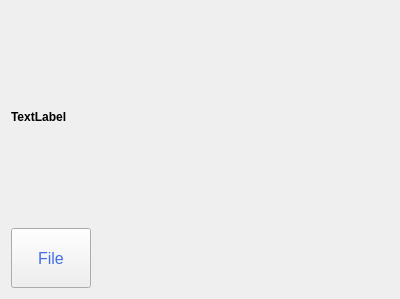
Before: the Qt Designer form UI/file.ui in jack41402/Networking-Final, drawn with Qt 5.
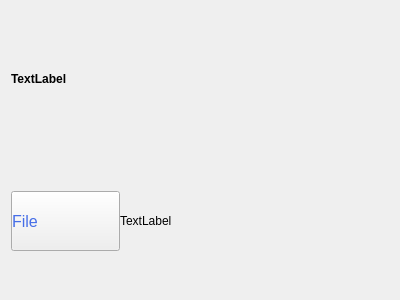
After: the same form once the commit is applied.

```diff
--- a/UI/file.ui
+++ b/UI/file.ui
@@ -7,7 +7,7 @@
     <x>0</x>
     <y>0</y>
     <width>400</width>
-    <height>299</height>
+    <height>300</height>
    </rect>
   </property>
   <property name="windowTitle">
@@ -115,12 +115,18 @@
     </layout>
    </item>
    <item>
-    <layout class="QHBoxLayout" name="horizontalLayout_2" stretch="2,8">
+    <layout class="QHBoxLayout" name="horizontalLayout_2" stretch="4,0,8">
      <property name="spacing">
       <number>0</number>
      </property>
      <item>
       <widget class="QPushButton" name="File_Button">
+       <property name="sizePolicy">
+        <sizepolicy hsizetype="Minimum" vsizetype="Fixed">
+         <horstretch>0</horstretch>
+         <verstretch>0</verstretch>
+        </sizepolicy>
+       </property>
        <property name="minimumSize">
         <size>
          <width>80</width>
@@ -198,7 +204,7 @@
         </font>
        </property>
        <property name="styleSheet">
-        <string notr="true"/>
+        <string notr="true">text-align : left;</string>
        </property>
        <property name="text">
         <string>File</string>
@@ -208,6 +214,13 @@
        </property>
       </widget>
      </item>
+     <item>
+      <widget class="QLabel" name="Image_label">
+       <property name="text">
+        <string>TextLabel</string>
+       </property>
+      </widget>
+     </item>
      <item>
       <spacer name="horizontalSpacer">
        <property name="orientation">
```
